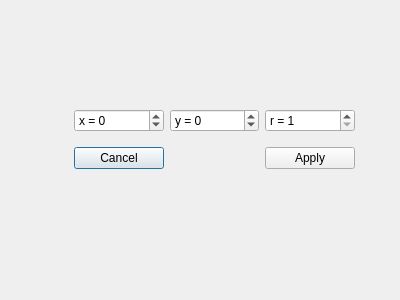
This is circledialog.ui in KapitoliyVZ/GeometricShapes as Qt 5 draws it before an edit. The edited form follows.
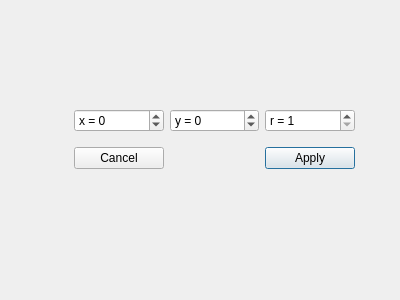
This is the edited form.

Diff of the .ui file:
```diff
--- a/circledialog.ui
+++ b/circledialog.ui
@@ -74,6 +74,9 @@
       <property name="text">
        <string>Apply</string>
       </property>
+      <property name="default">
+       <bool>true</bool>
+      </property>
      </widget>
     </item>
    </layout>
```
